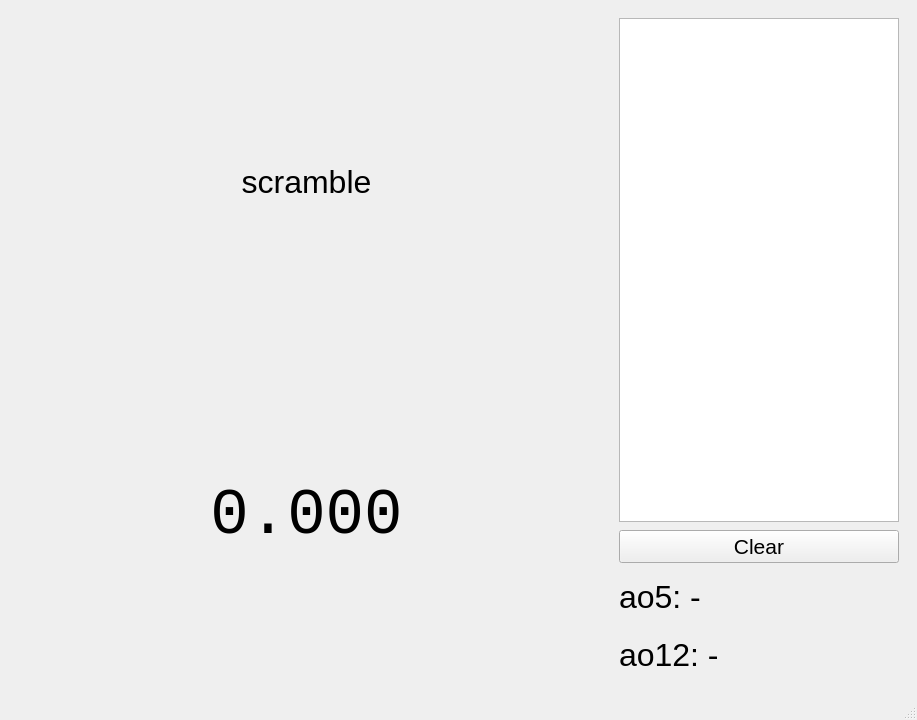
Qt form mainwindow.ui (ChaekPlay/CubicTimer) before a commit.
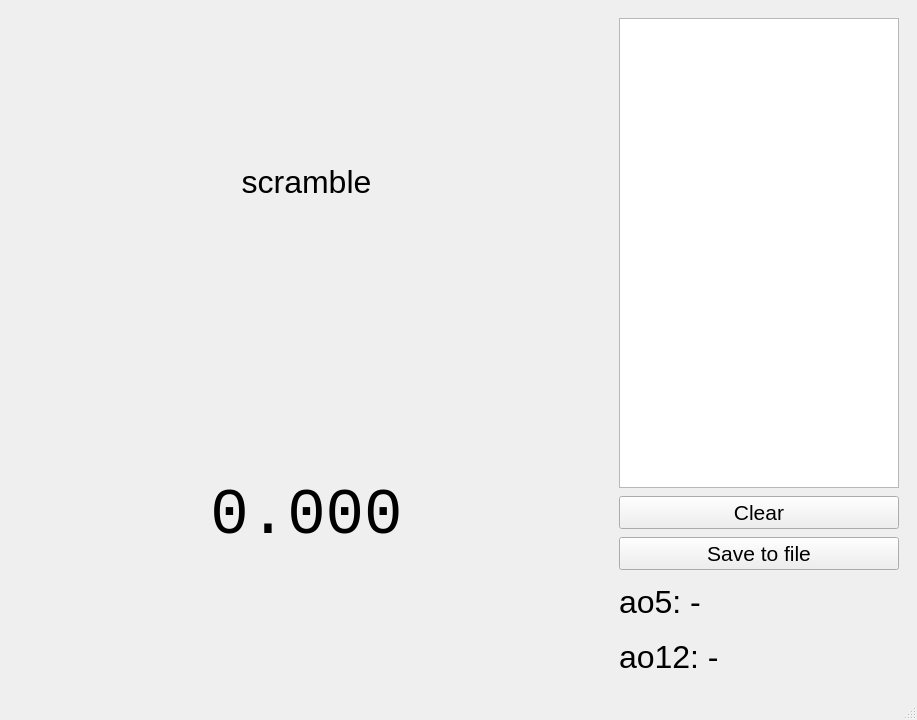
The same form after that commit.

Commit message: save to file; solve time as class

What changed in the file:
```diff
--- a/mainwindow.ui
+++ b/mainwindow.ui
@@ -87,7 +87,7 @@
         <height>0</height>
        </size>
       </property>
-      <layout class="QVBoxLayout" name="verticalLayout_2" stretch="10,0,1,1">
+      <layout class="QVBoxLayout" name="verticalLayout_2" stretch="10,0,0,1,1">
        <property name="spacing">
         <number>8</number>
        </property>
@@ -118,6 +118,18 @@
          </property>
         </widget>
        </item>
+       <item>
+        <widget class="QPushButton" name="saveToFileButton">
+         <property name="font">
+          <font>
+           <pointsize>16</pointsize>
+          </font>
+         </property>
+         <property name="text">
+          <string>Save to file</string>
+         </property>
+        </widget>
+       </item>
        <item>
         <widget class="QLabel" name="averageOf5Label">
          <property name="sizePolicy">
```
The commit also changes 7 other files.
